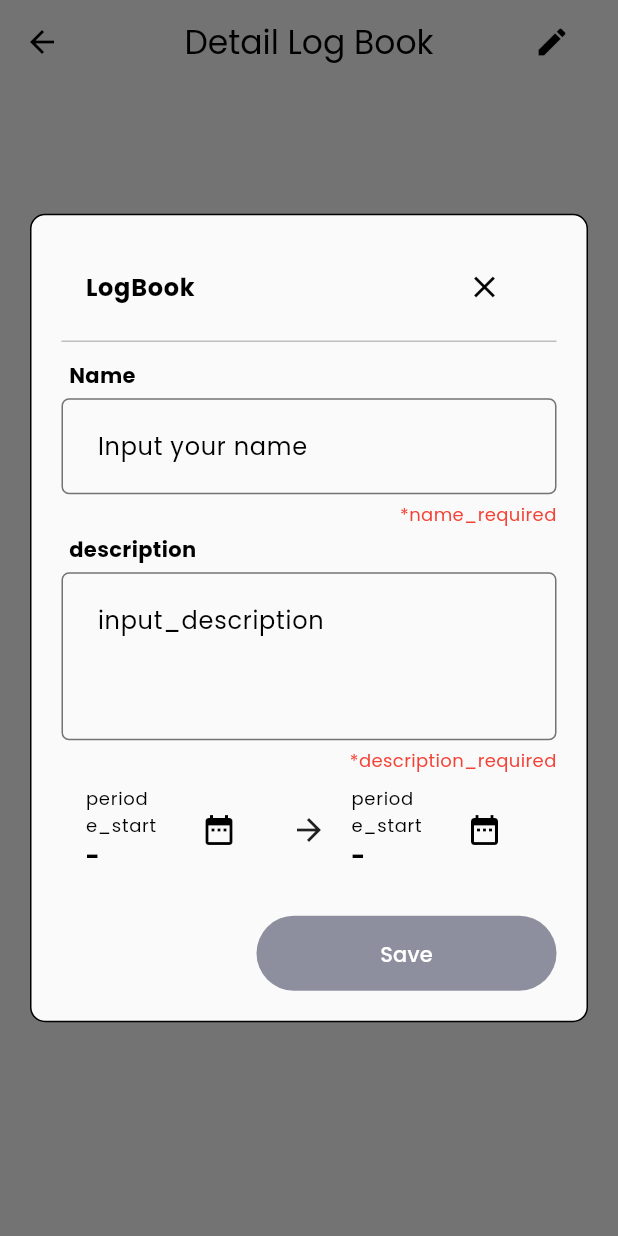
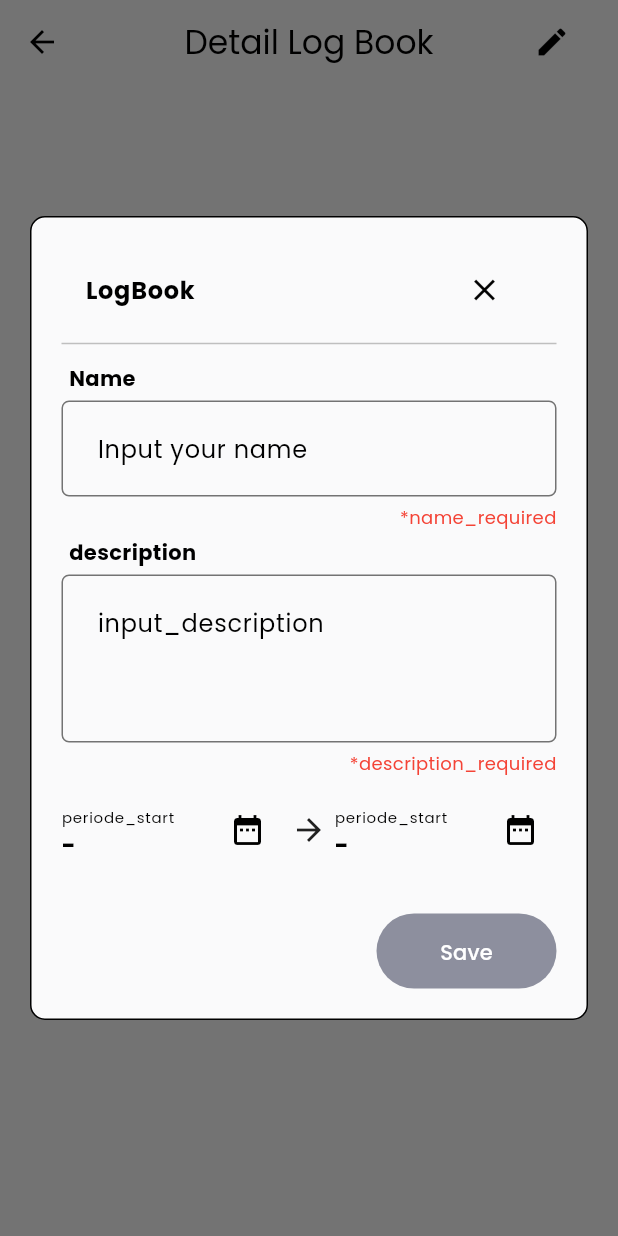
Before and after one commit to Stige-IT/Orgasync-Apps, a Flutter app: the DetailLogBookScreen screen opened directly with empty values, after a tap on the "edit" icon, on a phone screen of 412 x 824 dp. Run offline on Flutter 3.47's test engine with Material 3 defaults, Android fonts, the phone set to English and light mode, and no system bars; our stand-ins replace cached_network_image, dartz, easy_localization, flutter_riverpod, flutter_secure_storage, flutter_speed_dial and 4 more; missing offline and left inert: restart_app, shorebird_code_push, string_to_color, window_manager; accounts and stored records are empty; network calls fail.

Commit message:
Update minSdkVersion to 21 and adjust font sizes Update BASE_URL for emulator android Remove unused import and adjust padding Adjust button widths and font size Remove unused import and package dependency Adjust progress indicator background color and text color Remove unused import and adjust progress indicator text color Remove unused import and package dependency

```diff
--- a/lib/src/config/contants/base_url.dart
+++ b/lib/src/config/contants/base_url.dart
@@ -1,12 +1,12 @@
 class ConstantUrl {
   /// TODO remove this, when you want to build apk
   // ip address localhost for emulator android3
-  // static const String BASE_URL = "http://10.0.2.2:8000"; // for emulator android
+  static const String BASE_URL = "http://10.0.2.2:8000"; // for emulator android
   //change ip address below with your ip address
   // static const String BASE_URL =
   // "http://172.20.10.5:8000"; // for real device android
   // static const localhost
-  static const String BASE_URL = "http://localhost:8000";
+  // static const String BASE_URL = "http://localhost:8000";
   // base url from the service
   // static const String BASE_URL = "http://18.142.232.82";
   static const String BASEIMGURL = "$BASE_URL/uploads";
--- a/lib/src/fetaures/logbooks/logbook/logbook.dart
+++ b/lib/src/fetaures/logbooks/logbook/logbook.dart
@@ -2,7 +2,6 @@ import 'package:dartz/dartz.dart';
 import 'package:easy_localization/easy_localization.dart';
 import 'package:flutter/material.dart';
 import 'package:flutter_riverpod/flutter_riverpod.dart';
-import 'package:fluttertoast/fluttertoast.dart';
 import 'package:orgasync/src/components/field_input.dart';
 import 'package:orgasync/src/config/contants/base_url.dart';
 import 'package:orgasync/src/fetaures/company/company.dart';
--- a/lib/src/fetaures/logbooks/logbook/ui/form/form_logbook.dart
+++ b/lib/src/fetaures/logbooks/logbook/ui/form/form_logbook.dart
@@ -138,9 +138,10 @@ class _FormLogbookScreenState extends ConsumerState<FormLogbookScreen> {
                         children: [
                           Expanded(
                             child: ListTile(
+                              contentPadding: EdgeInsets.zero,
                               title: Text(
                                 "periode_start".tr(),
-                                style: const TextStyle(fontSize: 12),
+                                style: const TextStyle(fontSize: 10),
                               ),
                               subtitle: Text(
                                 periodeStart?.toString().dateFormat() ?? "-",
@@ -161,12 +162,16 @@ class _FormLogbookScreenState extends ConsumerState<FormLogbookScreen> {
                               ),
                             ),
                           ),
-                          const Icon(Icons.arrow_forward),
+                          const Padding(
+                            padding: EdgeInsets.all(5),
+                            child: Icon(Icons.arrow_forward),
+                          ),
                           Expanded(
                             child: ListTile(
+                              contentPadding: EdgeInsets.zero,
                               title: Text(
                                 "periode_start".tr(),
-                                style: const TextStyle(fontSize: 12),
+                                style: const TextStyle(fontSize: 10),
                               ),
                               subtitle: Text(
                                 periodeEnd?.toString().dateFormat() ?? "-",
@@ -203,7 +208,7 @@ class _FormLogbookScreenState extends ConsumerState<FormLogbookScreen> {
                       Align(
                         alignment: Alignment.centerLeft,
                         child: SizedBox(
-                          width: 200,
+                          width: 120,
                           height: 50,
                           child: OutlinedButton(
                             style: OutlinedButton.styleFrom(
@@ -237,7 +242,7 @@ class _FormLogbookScreenState extends ConsumerState<FormLogbookScreen> {
                     Align(
                       alignment: Alignment.centerRight,
                       child: SizedBox(
-                        width: 200,
+                        width: 120,
                         height: 50,
                         child: FilledButton(
                           onPressed: isFilled() ? _handleSave : () {},
--- a/lib/src/fetaures/logbooks/logbook_activity/ui/form/form_logbook_activity_screen.dart
+++ b/lib/src/fetaures/logbooks/logbook_activity/ui/form/form_logbook_activity_screen.dart
@@ -159,7 +159,7 @@ class _FormLogBookActivityScreenState
                 mainAxisAlignment: MainAxisAlignment.end,
                 children: [
                   SizedBox(
-                    width: 150,
+                    width: 100,
                     child: OutlinedButton(
                       onPressed: Navigator.of(context).pop,
                       child: Text("cancel".tr()),
@@ -167,7 +167,7 @@ class _FormLogBookActivityScreenState
                   ),
                   const SizedBox(width: 20),
                   SizedBox(
-                    width: 150,
+                    width: 100,
                     child: FilledButton(
                       onPressed: _handleSave,
                       child: Text("save".tr()),
--- a/lib/src/fetaures/projects/project.dart
+++ b/lib/src/fetaures/projects/project.dart
@@ -31,7 +31,6 @@ import 'package:orgasync/src/utils/helper/layout/minheight_context.dart';
 import 'package:orgasync/src/utils/helper/local_storage/secure_storage.dart';
 import 'package:orgasync/src/utils/helper/local_storage/secure_storage_client.dart';
 import 'package:orgasync/src/utils/helper/theme_of_context.dart';
-import 'package:syncfusion_flutter_charts/charts.dart';
 
 import '../../components/circle_avatar_network.dart';
 import '../../components/circular_loading.dart';
--- a/pubspec.yaml
+++ b/pubspec.yaml
@@ -58,8 +58,6 @@ dependencies:
   photo_view: ^0.14.0
   string_to_color: ^2.0.0
   string_to_hex: ^0.2.2
-  fluttertoast: ^8.2.4
-  syncfusion_flutter_charts: ^24.1.45+2
 
 dev_dependencies:
   flutter_test:
```
Also changed, not shown: lib/src/fetaures/projects/widgets/card_project.dart (+2 -5 lines), pubspec.lock, 1 other file.
